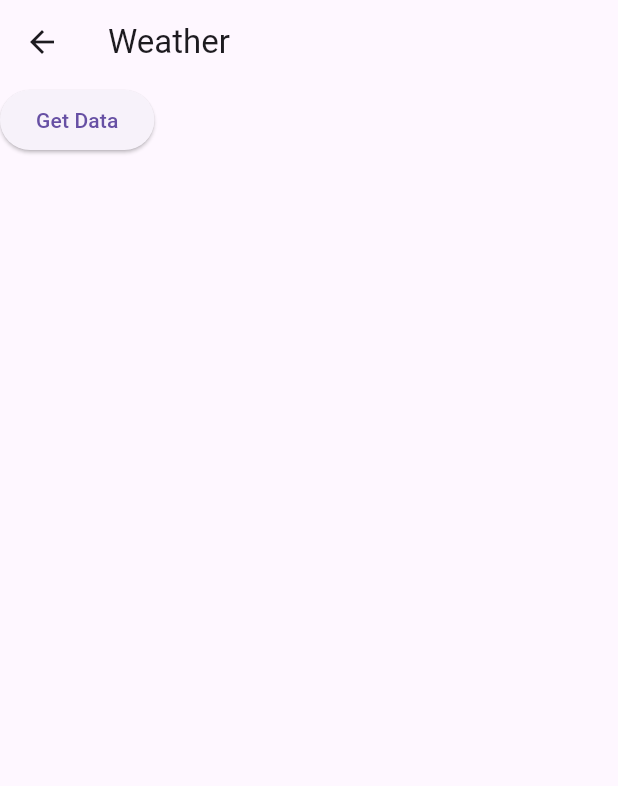
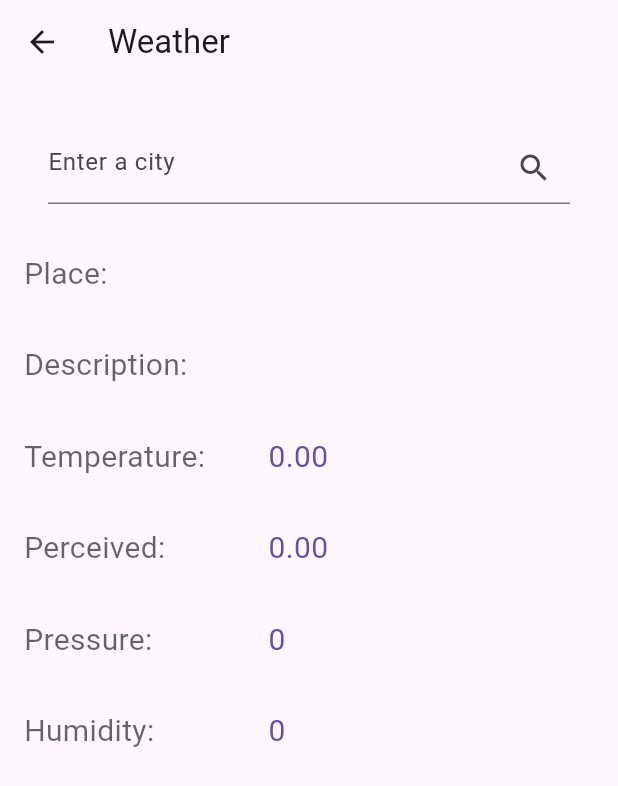
Before and after one commit to DavidKPV/Flutter_Learning, a Flutter app: the WeatherScreen screen opened directly, on a phone screen of 412 x 824 dp. Shown: the top 786 px of the screen. Run offline on Flutter 3.47's test engine with Material 3 defaults, Android fonts, the phone set to English and light mode, and no system bars; our stand-ins replace flutter_dotenv.

Commit message:
Added complete weather screen

```diff
--- a/lib/data/http_helper.dart
+++ b/lib/data/http_helper.dart
@@ -1,16 +1,23 @@
 import 'package:http/http.dart' as http;
-import 'package:flutter_dotenv/flutter_dotenv.dart' as dotenv;
+import 'package:flutter_dotenv/flutter_dotenv.dart';
+import 'dart:convert';
+
+import 'package:learning_flutter_app/data/weather.dart';
 
 class HttpHelper {
   final String authority = "api.openweathermap.org";
   final String path = "data/2.5/weather";
   final String door = dotenv.env['API_WEATHER_KEY'] ?? 'dummy_key';
 
-  Future<String> getWeather(String location) async {
+  Future<Weather> getWeather(String location) async {
     Map<String, dynamic> parameters = {'q': location, 'appId': door};
 
     Uri uri = Uri.https(authority, path, parameters);
     http.Response response = await http.get(uri);
-    return response.body;
+
+    Map<String, dynamic> data = json.decode(response.body);
+    Weather weather = Weather.fromJson(data);
+
+    return weather;
   }
 }
--- a/lib/data/weather.dart
+++ b/lib/data/weather.dart
@@ -14,4 +14,13 @@ class Weather {
       this.pressure,
       this.humidity
       );
+
+  Weather.fromJson(Map<String, dynamic> weatherMap) {
+    this.name = weatherMap['name'];
+    this.description = weatherMap['weather'][0]['main'] ?? '';
+    this.temperature = (weatherMap['main']['temp']  - 273.15) ?? 0;
+    this.perceived = weatherMap['main']['feels_like'] ?? 0;
+    this.pressure = weatherMap['main']['pressure'] ?? 0;
+    this.humidity = weatherMap['main']['humidity'] ?? 0;
+  }
 }
--- a/lib/main.dart
+++ b/lib/main.dart
@@ -1,7 +1,7 @@
 import 'package:flutter/material.dart';
 import 'package:learning_flutter_app/screens/bmi_screen.dart';
 import 'package:learning_flutter_app/screens/intro_screen.dart';
-import 'package:flutter_dotenv/flutter_dotenv.dart' as dotenv;
+import 'package:flutter_dotenv/flutter_dotenv.dart';
 
 Future main() async {
   await dotenv.load(fileName: "dependencies.env");
--- a/lib/screens/weather_screen.dart
+++ b/lib/screens/weather_screen.dart
@@ -1,5 +1,6 @@
 import 'package:flutter/material.dart';
 import 'package:learning_flutter_app/data/http_helper.dart';
+import 'package:learning_flutter_app/data/weather.dart';
 
 class WeatherScreen extends StatefulWidget {
   const WeatherScreen({super.key});
@@ -9,29 +10,78 @@ class WeatherScreen extends StatefulWidget {
 }
 
 class _WeatherScreenState extends State<WeatherScreen> {
-  String result = "";
+  Weather result = Weather('', '', 0, 0, 0, 0);
+  final TextEditingController txtPlace = TextEditingController();
 
   @override
   Widget build(BuildContext context) {
     return Scaffold(
       appBar: AppBar(title: Text("Weather"),),
-      body: Column(
-        children: [
-          ElevatedButton(
-              onPressed: getData,
-              child: Text("Get Data")
-          ),
-          Text(result)
-        ],
-      ),
+      body: Padding(
+        padding: EdgeInsets.all(16),
+        child: ListView(
+          children: [
+            Padding(
+              padding: EdgeInsets.all(16),
+              child: TextField(
+                controller: txtPlace,
+                decoration: InputDecoration(
+                  hintText: "Enter a city",
+                  suffixIcon: IconButton(
+                      onPressed: getData,
+                      icon: Icon(Icons.search)
+                  )
+                ),
+              ),
+            ),
+            weatherRow('Place: ', result.name),
+            weatherRow('Description: ', result.description),
+            weatherRow('Temperature: ', result.temperature.toStringAsFixed(2)),
+            weatherRow('Perceived: ', result.perceived.toStringAsFixed(2)),
+            weatherRow('Pressure: ', result.pressure.toString()),
+            weatherRow('Humidity: ', result.humidity.toString()),
+          ],
+        ),
+      )
     );
   }
 
   Future getData() async  {
     HttpHelper helper = HttpHelper();
-    result = await helper.getWeather("Mexico");
+    result = await helper.getWeather(txtPlace.text);
     setState(() {
 
     });
   }
+
+  Widget weatherRow(String label, String value) {
+    Widget row = Padding(
+      padding: EdgeInsets.symmetric(vertical: 16),
+      child: Row(
+        children: [
+          Expanded(
+              child: Text(
+                label,
+                style: TextStyle(
+                    fontSize: 20,
+                    color: Theme.of(context).hintColor
+                ),
+              ),
+            flex: 3,
+          ),
+          Expanded(
+              child: Text(
+                value,
+                style: TextStyle(
+                    fontSize: 20,
+                    color: Theme.of(context).primaryColor
+                ),
+              ),
+            flex: 4,
+          )
+        ],
+      ),
+    );
+    return row;
+  }
 }
```
